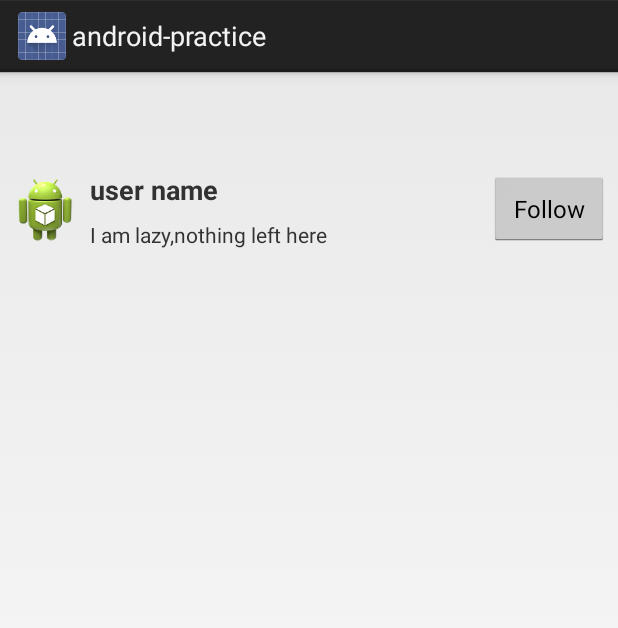
After one commit to m1688/android-practice, an Android app: the layout search_user_item.xml on its own in the app's theme, with its tools: preview values and no code run, on a phone screen of 412 x 824 dp. The commit adds this screen. Shown: the top 628 px of the screen. Run offline under Robolectric (Android 15) with nearby library versions, the phone set to English and light mode, and no system bars.

Commit message:
add custom user item in the search list

```diff
--- a/src/main/java/m/domain/user/User.java
+++ b/src/main/java/m/domain/user/User.java
@@ -2,7 +2,7 @@ package m.domain.user;
 
 /**
  * who sends message(a.k.a wei bo)
- *
+ * <p/>
  * Created by jyu on 11/23/13.
  */
 public class User {
@@ -10,6 +10,10 @@ public class User {
     private String name;
     private String nickName;
     private String email;
+
+    public User(String name) {
+        this.name = name;
+    }
 
     public String getName() {
         return name;
--- a/src/main/java/m/domain/user/UserRepository.java
+++ b/src/main/java/m/domain/user/UserRepository.java
@@ -1,7 +1,11 @@
 package m.domain.user;
+
+import java.util.List;
 
 /**
  * Created by wee on 11/23/13.
  */
 public interface UserRepository {
+
+    public List<User> fuzzySearchByUserName(String userName);
 }
--- a/src/main/res/layout/activity_search.xml
+++ b/src/main/res/layout/activity_search.xml
@@ -34,12 +34,12 @@
         android:orientation="horizontal"
         android:layout_width="fill_parent"
         android:layout_height="fill_parent"
-        android:layout_marginTop="40dp"
+        android:layout_marginTop="60dp"
         android:layout_gravity="left|top">
 
         <ListView
             android:id="@+id/userListView"
             android:layout_width="wrap_content"
-            android:layout_height="wrap_content"></ListView>
+            android:layout_height="wrap_content"/>
     </LinearLayout>
 </FrameLayout>
--- /dev/null
+++ b/src/main/res/layout/search_user_item.xml
@@ -0,0 +1,53 @@
+<RelativeLayout xmlns:android="http://schemas.android.com/apk/res/android"
+    android:id="@+id/userListView"
+    android:layout_width="fill_parent"
+    android:layout_height="?android:attr/listPreferredItemHeight"
+    android:padding="6dip"
+    android:layout_marginTop="60dp">
+
+    <ImageView
+        android:id="@+id/user_icon"
+        android:layout_width="wrap_content"
+        android:layout_height="fill_parent"
+        android:layout_alignParentBottom="true"
+        android:layout_alignParentTop="true"
+        android:layout_marginRight="6dip"
+        android:contentDescription="@string/user_icon"
+        android:src="@drawable/ic_launcher" />
+
+    <TextView
+        android:id="@+id/user_name"
+        android:layout_width="fill_parent"
+        android:layout_height="26dip"
+        android:layout_alignParentTop="true"
+        android:layout_toRightOf="@id/user_icon"
+        android:ellipsize="marquee"
+        android:text="@string/user_name"
+        android:textSize="18sp"
+        android:textStyle="bold"/>
+
+
+    <Button
+        android:id="@+id/follow_button"
+        android:layout_width="80dip"
+        android:layout_height="50dip"
+        android:layout_alignRight="@id/user_name"
+        android:ellipsize="marquee"
+        android:text="@string/follow_button"
+        android:textSize="16sp" />
+
+    <TextView
+        android:id="@+id/user_intro"
+        android:layout_width="fill_parent"
+        android:layout_height="wrap_content"
+        android:layout_alignParentRight="true"
+        android:layout_alignParentBottom="true"
+        android:layout_above="@id/user_intro"
+        android:layout_alignWithParentIfMissing="true"
+        android:layout_toRightOf="@id/user_icon"
+        android:gravity="center_vertical"
+        android:ellipsize="marquee"
+        android:text="@string/user_intro"
+        android:textSize="14sp" />
+
+</RelativeLayout>
--- a/src/main/res/values/strings.xml
+++ b/src/main/res/values/strings.xml
@@ -8,6 +8,10 @@
     <string name="search">Search</string>
     <string name="search_button">Search</string>
     <string name="searchbox_tip">input keyword</string>
+    <string name="user_icon">user\'s icon</string>
+    <string name="user_name">user name</string>
+    <string name="follow_button">Follow</string>
+    <string name="user_intro">I am lazy,nothing left here</string>
 
     <string-array name="search_array">
         <item>jyu</item>
```
Also changed, not shown: src/main/java/m/infrastructure/MemRepository.java (+6 -1 lines), src/main/java/m/infrastructure/SampleData.java (added, +30 -0 lines), src/main/java/m/infrastructure/impl/DefaultUserRepository.java (+20 -1 lines), src/main/java/m/ui/android/SearchActivity.java (+14 -6 lines), src/main/java/m/ui/android/adapter/UserListAdapter.java (added, +41 -0 lines).
